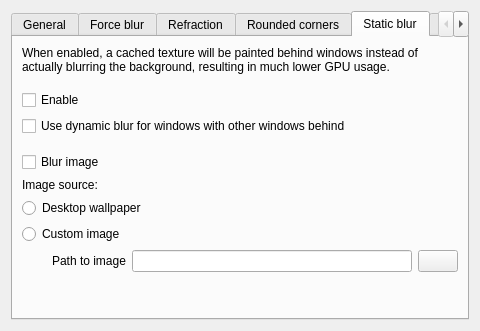
First picture: the form in src/kcm/blur_config.ui, repository 4v3ngR/kwin-effects-glass, before the edit.
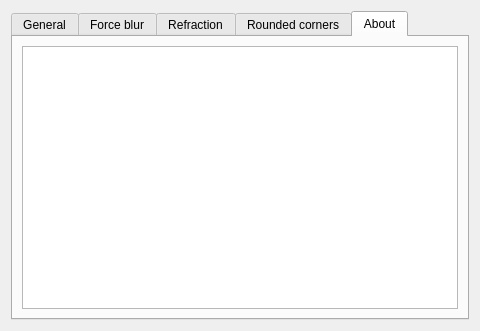
Second picture: the form after the edit. The open tabs and pages were chosen to show the change. Icons and pictures are not drawn. Custom widgets are drawn as their Qt base class.

Commit message: rewritten using new blur plugin source code as reference

Diff of the .ui file:
```diff
--- a/src/kcm/blur_config.ui
+++ b/src/kcm/blur_config.ui
@@ -805,192 +805,6 @@
        </item>
       </layout>
      </widget>
-     <widget class="QWidget" name="widget">
-      <attribute name="title">
-       <string>Static blur</string>
-      </attribute>
-      <layout class="QVBoxLayout">
-       <item>
-        <widget class="QLabel" name="label">
-         <property name="text">
-          <string>When enabled, a cached texture will be painted behind windows instead of actually blurring the background, resulting in much lower GPU usage.</string>
-         </property>
-         <property name="wordWrap">
-          <bool>true</bool>
-         </property>
-        </widget>
-       </item>
-       <item>
-        <spacer>
-         <property name="orientation">
-          <enum>Qt::Orientation::Vertical</enum>
-         </property>
-         <property name="sizeHint" stdset="0">
-          <size>
-           <width>0</width>
-           <height>10</height>
-          </size>
-         </property>
-        </spacer>
-       </item>
-       <item>
-        <widget class="QCheckBox" name="kcfg_FakeBlur">
-         <property name="text">
-          <string>Enable</string>
-         </property>
-        </widget>
-       </item>
-       <item>
-        <widget class="QCheckBox" name="kcfg_FakeBlurDisableWhenWindowBehind">
-         <property name="text">
-          <string>Use dynamic blur for windows with other windows behind</string>
-         </property>
-        </widget>
-       </item>
-       <item>
-        <spacer>
-         <property name="orientation">
-          <enum>Qt::Orientation::Vertical</enum>
-         </property>
-         <property name="sizeHint" stdset="0">
-          <size>
-           <width>0</width>
-           <height>10</height>
-          </size>
-         </property>
-        </spacer>
-       </item>
-       <item>
-        <widget class="QCheckBox" name="kcfg_FakeBlurCustomImageBlur">
-         <property name="sizePolicy">
-          <sizepolicy hsizetype="Fixed" vsizetype="Fixed">
-           <horstretch>0</horstretch>
-           <verstretch>0</verstretch>
-          </sizepolicy>
-         </property>
-         <property name="text">
-          <string>Blur image</string>
-         </property>
-        </widget>
-       </item>
-       <item>
-        <layout class="QVBoxLayout">
-         <item>
-          <widget class="QLabel" name="label">
-           <property name="text">
-            <string>Image source:</string>
-           </property>
-          </widget>
-         </item>
-         <item>
-          <widget class="QRadioButton" name="kcfg_FakeBlurImageSourceDesktopWallpaper">
-           <property name="text">
-            <string>Desktop wallpaper</string>
-           </property>
-          </widget>
-         </item>
-         <item>
-          <layout class="QVBoxLayout">
-           <item>
-            <widget class="QRadioButton" name="kcfg_FakeBlurImageSourceCustom">
-             <property name="text">
-              <string>Custom image</string>
-             </property>
-            </widget>
-           </item>
-           <item>
-            <layout class="QHBoxLayout">
-             <item>
-              <spacer name="horizontalSpacer_3">
-               <property name="orientation">
-                <enum>Qt::Orientation::Horizontal</enum>
-               </property>
-               <property name="sizeType">
-                <enum>QSizePolicy::Policy::Fixed</enum>
-               </property>
-               <property name="sizeHint" stdset="0">
-                <size>
-                 <width>30</width>
-                 <height>1</height>
-                </size>
-               </property>
-              </spacer>
-             </item>
-             <item>
-              <layout class="QVBoxLayout">
-               <item>
-                <layout class="QHBoxLayout">
-                 <item>
-                  <widget class="QLabel" name="label">
-                   <property name="text">
-                    <string>Path to image</string>
-                   </property>
-                  </widget>
-                 </item>
-                 <item>
-                  <widget class="QLineEdit" name="kcfg_FakeBlurImage"/>
-                 </item>
-                 <item>
-                  <widget class="QPushButton" name="staticBlurImagePicker">
-                   <property name="toolTip">
-                    <string>Choose File...</string>
-                   </property>
-                   <property name="accessibleName">
-                    <string>Choose File...</string>
-                   </property>
-                   <property name="accessibleDescription">
-                    <string>Choose an image file as static blur's source.</string>
-                   </property>
-                   <property name="icon">
-                    <iconset theme="document-open-symbolic"/>
-                   </property>
-                  </widget>
-                 </item>
-                </layout>
-               </item>
-              </layout>
-             </item>
-            </layout>
-           </item>
-          </layout>
-         </item>
-        </layout>
-       </item>
-       <item>
-        <spacer>
-         <property name="orientation">
-          <enum>Qt::Orientation::Vertical</enum>
-         </property>
-         <property name="sizeHint" stdset="0">
-          <size>
-           <width>0</width>
-           <height>15</height>
-          </size>
-         </property>
-        </spacer>
-       </item>
-       <item>
-        <widget class="QWidget" name="widget" native="true">
-         <property name="sizePolicy">
-          <sizepolicy hsizetype="Expanding" vsizetype="Fixed">
-           <horstretch>0</horstretch>
-           <verstretch>0</verstretch>
-          </sizepolicy>
-         </property>
-        </widget>
-       </item>
-       <item>
-        <widget class="QWidget" name="widget" native="true">
-         <property name="sizePolicy">
-          <sizepolicy hsizetype="Fixed" vsizetype="Expanding">
-           <horstretch>0</horstretch>
-           <verstretch>1</verstretch>
-          </sizepolicy>
-         </property>
-        </widget>
-       </item>
-      </layout>
-     </widget>
      <widget class="QWidget" name="widget">
       <attribute name="title">
        <string>About</string>
```
The commit also changes 29 other files.
